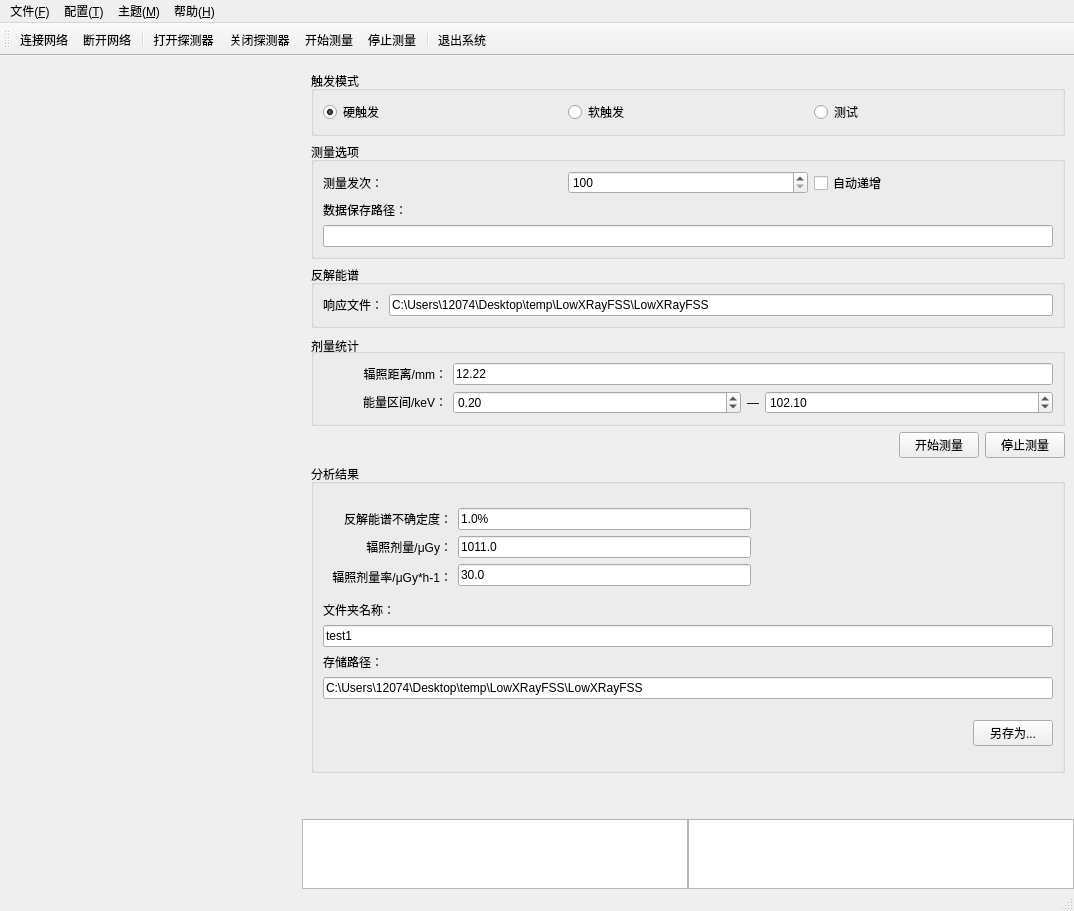
Qt form mainwindow.ui (MrXiaomao/HEXRayFSS_QT) before a commit.
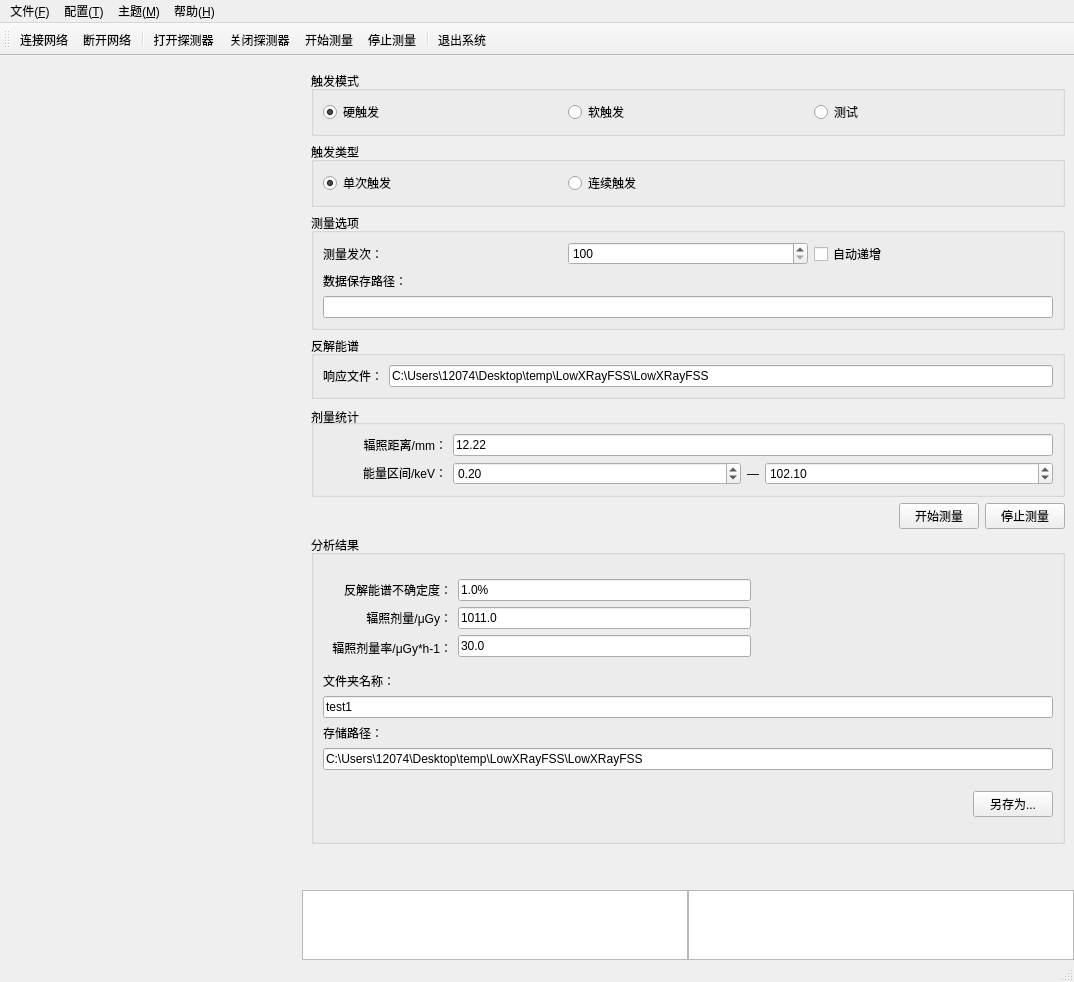
The same form after that commit. Icons and pictures are not drawn. Custom widgets are drawn as their Qt base class.

What changed in the file:
```diff
--- a/mainwindow.ui
+++ b/mainwindow.ui
@@ -149,6 +149,39 @@
             </layout>
            </widget>
           </item>
+          <item>
+           <widget class="QGroupBox" name="groupBox_6">
+            <property name="title">
+             <string>触发类型</string>
+            </property>
+            <layout class="QHBoxLayout" name="horizontalLayout">
+             <item>
+              <widget class="QRadioButton" name="radioButton_single">
+               <property name="text">
+                <string>单次触发</string>
+               </property>
+               <property name="checked">
+                <bool>true</bool>
+               </property>
+              </widget>
+             </item>
+             <item>
+              <widget class="QRadioButton" name="radioButton_continue">
+               <property name="text">
+                <string>连续触发</string>
+               </property>
+              </widget>
+             </item>
+             <item>
+              <widget class="QLabel" name="label">
+               <property name="text">
+                <string/>
+               </property>
+              </widget>
+             </item>
+            </layout>
+           </widget>
+          </item>
           <item>
            <widget class="QGroupBox" name="groupBox_4">
             <property name="title">
```
